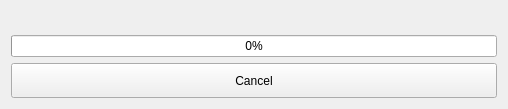
Above: src/autoupdatedialog.ui from ic005k/Knot-Legacy before the change. Below: the same form after it.
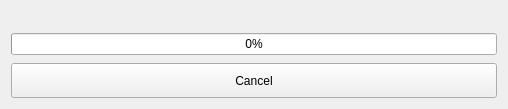
That is the form after the change.

Patch:
```diff
--- a/src/autoupdatedialog.ui
+++ b/src/autoupdatedialog.ui
@@ -14,6 +14,9 @@
    <string>Xiasl</string>
   </property>
   <layout class="QVBoxLayout" name="verticalLayout">
+   <property name="spacing">
+    <number>8</number>
+   </property>
    <item>
     <widget class="QLabel" name="lblTxt">
      <property name="text">
```
